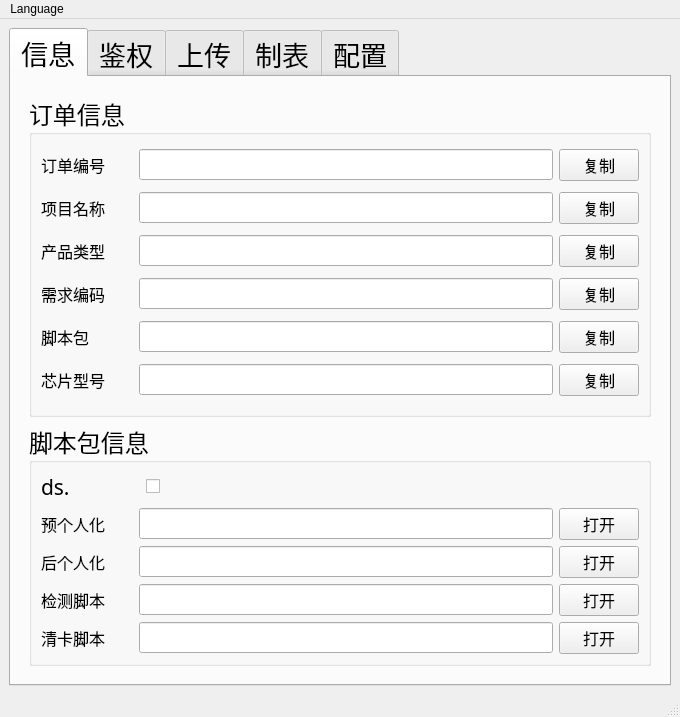
Old version of the form res/ui/main_window.ui in the repository zelviner/DataHandler.
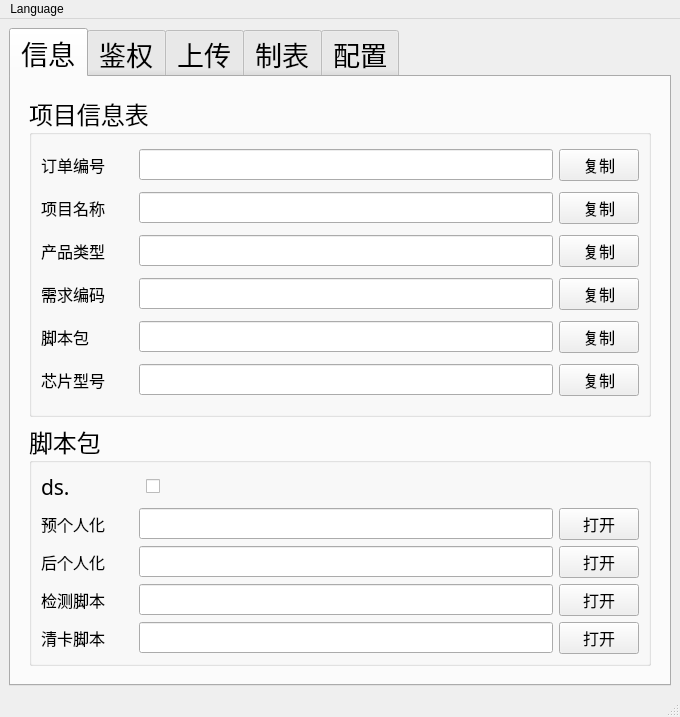
New version of the form.

Commit message: docs(ui): 修改主窗口中标签文本

```diff
--- a/res/ui/main_window.ui
+++ b/res/ui/main_window.ui
@@ -43,7 +43,7 @@
               </font>
              </property>
              <property name="title">
-              <string>订单信息</string>
+              <string>项目信息表</string>
              </property>
              <layout class="QHBoxLayout" name="horizontalLayout_39" stretch="20">
               <item>
@@ -350,7 +350,7 @@
               </font>
              </property>
              <property name="title">
-              <string>脚本包信息</string>
+              <string>脚本包</string>
              </property>
              <layout class="QHBoxLayout" name="horizontalLayout_27" stretch="20">
               <item>
```
Left out of the diff: 2 changed lines with no effect on the pictures. The commit also changes 6 other files.
